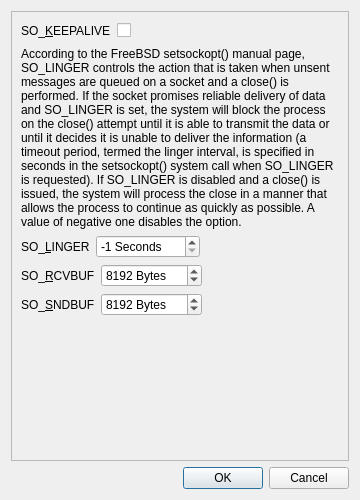
textbrowser/spot-on, file branches/trunk/UI/spot-on-socket-options.ui: the form before one commit.
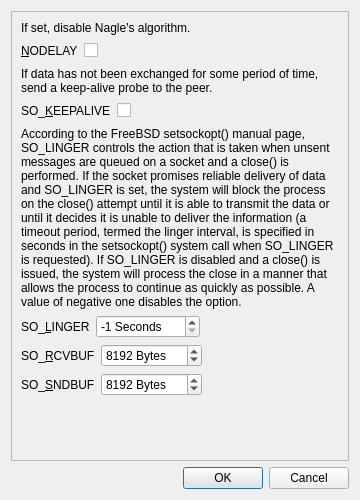
The form after the commit. Icons and pictures are not drawn.

Commit message: New socket option.

The edit to the form file:
```diff
--- a/branches/trunk/UI/spot-on-socket-options.ui
+++ b/branches/trunk/UI/spot-on-socket-options.ui
@@ -25,11 +25,62 @@
        <rect>
         <x>0</x>
         <y>0</y>
-        <width>340</width>
-        <height>449</height>
+        <width>326</width>
+        <height>522</height>
        </rect>
       </property>
       <layout class="QVBoxLayout" name="verticalLayout_2">
+       <item>
+        <widget class="QLabel" name="label_7">
+         <property name="text">
+          <string>If set, disable Nagle's algorithm.</string>
+         </property>
+        </widget>
+       </item>
+       <item>
+        <layout class="QHBoxLayout" name="horizontalLayout_5">
+         <item>
+          <widget class="QLabel" name="label_6">
+           <property name="text">
+            <string>&amp;NODELAY</string>
+           </property>
+           <property name="buddy">
+            <cstring>so_linger</cstring>
+           </property>
+          </widget>
+         </item>
+         <item>
+          <widget class="QCheckBox" name="nodelay">
+           <property name="text">
+            <string/>
+           </property>
+          </widget>
+         </item>
+         <item>
+          <spacer name="horizontalSpacer_5">
+           <property name="orientation">
+            <enum>Qt::Horizontal</enum>
+           </property>
+           <property name="sizeHint" stdset="0">
+            <size>
+             <width>40</width>
+             <height>20</height>
+            </size>
+           </property>
+          </spacer>
+         </item>
+        </layout>
+       </item>
+       <item>
+        <widget class="QLabel" name="label_8">
+         <property name="text">
+          <string>If data has not been exchanged for some period of time, send a keep-alive probe to the peer.</string>
+         </property>
+         <property name="wordWrap">
+          <bool>true</bool>
+         </property>
+        </widget>
+       </item>
        <item>
         <layout class="QHBoxLayout" name="horizontalLayout_4">
          <item>
```
Left out of the diff: 1 changed line with no effect on the pictures. The commit also changes 1 other file.
